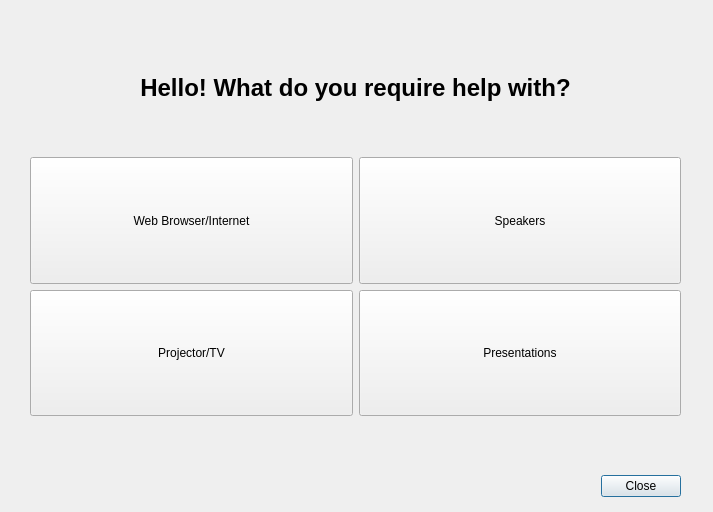
This is ui/problem_dialog.ui in Atrate/qSchoolHelper as Qt 5 draws it before an edit. The edited form follows.
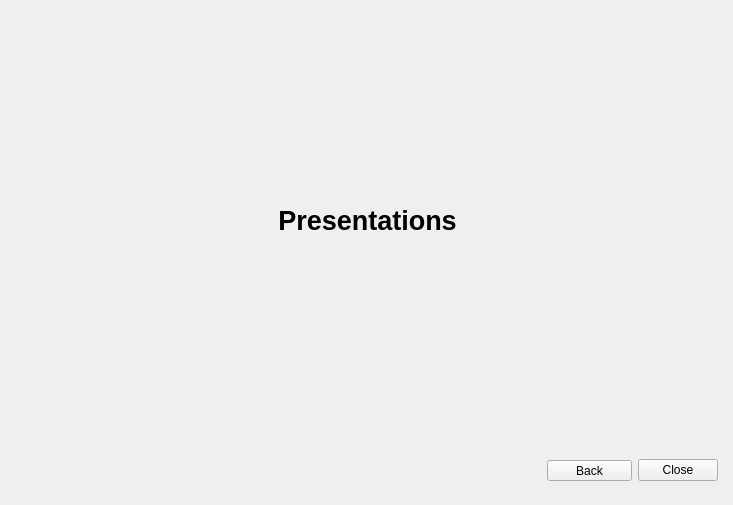
This is the edited form. Icons and pictures are not drawn.

Commit message: Added problem stacked widget UI

```diff
--- a/ui/problem_dialog.ui
+++ b/ui/problem_dialog.ui
@@ -6,8 +6,8 @@
    <rect>
     <x>0</x>
     <y>0</y>
-    <width>713</width>
-    <height>512</height>
+    <width>733</width>
+    <height>505</height>
    </rect>
   </property>
   <property name="windowTitle">
@@ -16,29 +16,38 @@
   <property name="modal">
    <bool>true</bool>
   </property>
-  <widget class="QDialogButtonBox" name="buttonBox">
+  <widget class="QStackedWidget" name="stacked_widget">
    <property name="geometry">
     <rect>
-     <x>590</x>
-     <y>470</y>
-     <width>91</width>
-     <height>32</height>
+     <x>22</x>
+     <y>0</y>
+     <width>691</width>
+     <height>441</height>
     </rect>
    </property>
-   <property name="orientation">
-    <enum>Qt::Horizontal</enum>
+   <property name="minimumSize">
+    <size>
+     <width>0</width>
+     <height>381</height>
+    </size>
    </property>
-   <property name="standardButtons">
-    <set>QDialogButtonBox::Close</set>
+   <property name="maximumSize">
+    <size>
+     <width>16777215</width>
+     <height>16777215</height>
+    </size>
    </property>
-  </widget>
+   <property name="currentIndex">
+    <number>4</number>
+   </property>
+   <widget class="QWidget" name="problem_page">
   <widget class="QWidget" name="gridLayoutWidget">
    <property name="geometry">
     <rect>
-     <x>30</x>
-     <y>25</y>
-     <width>651</width>
-     <height>391</height>
+       <x>0</x>
+       <y>0</y>
+       <width>691</width>
+       <height>441</height>
     </rect>
    </property>
    <layout class="QGridLayout" name="gridLayout">
@@ -75,7 +84,9 @@
       </property>
       <property name="font">
        <font>
+          <weight>50</weight>
         <italic>false</italic>
+          <bold>false</bold>
        </font>
       </property>
       <property name="text">
@@ -116,29 +127,6 @@
       </property>
      </widget>
     </item>
-    <item row="1" column="1">
-     <widget class="QPushButton" name="spekaers_button">
-      <property name="sizePolicy">
-       <sizepolicy hsizetype="Expanding" vsizetype="Expanding">
-        <horstretch>0</horstretch>
-        <verstretch>1</verstretch>
-       </sizepolicy>
-      </property>
-      <property name="text">
-       <string>Speakers</string>
-      </property>
-      <property name="icon">
-       <iconset resource="resources.qrc">
-        <normaloff>:/speaker.png</normaloff>:/speaker.png</iconset>
-      </property>
-      <property name="iconSize">
-       <size>
-        <width>32</width>
-        <height>32</height>
-       </size>
-      </property>
-     </widget>
-    </item>
     <item row="0" column="0" colspan="2">
      <widget class="QLabel" name="label">
       <property name="sizePolicy">
@@ -165,6 +153,173 @@
    </layout>
   </widget>
  </widget>
+   <widget class="QWidget" name="browser_page">
+    <widget class="QWidget" name="gridLayoutWidget_2">
+     <property name="geometry">
+      <rect>
+       <x>0</x>
+       <y>0</y>
+       <width>691</width>
+       <height>441</height>
+      </rect>
+     </property>
+     <layout class="QGridLayout" name="gridLayout_2">
+      <item row="0" column="0">
+       <widget class="QLabel" name="label_2">
+        <property name="font">
+         <font>
+          <pointsize>20</pointsize>
+          <weight>75</weight>
+          <bold>true</bold>
+         </font>
+        </property>
+        <property name="text">
+         <string>Browser</string>
+        </property>
+        <property name="alignment">
+         <set>Qt::AlignCenter</set>
+        </property>
+       </widget>
+      </item>
+     </layout>
+    </widget>
+   </widget>
+   <widget class="QWidget" name="projector_page">
+    <widget class="QWidget" name="gridLayoutWidget_3">
+     <property name="geometry">
+      <rect>
+       <x>0</x>
+       <y>0</y>
+       <width>691</width>
+       <height>441</height>
+      </rect>
+     </property>
+     <layout class="QGridLayout" name="gridLayout_5">
+      <item row="0" column="0">
+       <widget class="QLabel" name="label_4">
+        <property name="font">
+         <font>
+          <pointsize>20</pointsize>
+          <weight>75</weight>
+          <bold>true</bold>
+         </font>
+        </property>
+        <property name="text">
+         <string>Projector/TV</string>
+        </property>
+        <property name="alignment">
+         <set>Qt::AlignCenter</set>
+        </property>
+       </widget>
+      </item>
+     </layout>
+    </widget>
+   </widget>
+   <widget class="QWidget" name="speakers_page">
+    <widget class="QWidget" name="gridLayoutWidget_4">
+     <property name="geometry">
+      <rect>
+       <x>0</x>
+       <y>0</y>
+       <width>691</width>
+       <height>441</height>
+      </rect>
+     </property>
+     <layout class="QGridLayout" name="gridLayout_6">
+      <item row="0" column="0">
+       <widget class="QLabel" name="label_5">
+        <property name="font">
+         <font>
+          <pointsize>20</pointsize>
+          <weight>75</weight>
+          <bold>true</bold>
+         </font>
+        </property>
+        <property name="text">
+         <string>Speakers</string>
+        </property>
+        <property name="alignment">
+         <set>Qt::AlignCenter</set>
+        </property>
+       </widget>
+      </item>
+     </layout>
+    </widget>
+   </widget>
+   <widget class="QWidget" name="presentation_page">
+    <widget class="QWidget" name="gridLayoutWidget_5">
+     <property name="geometry">
+      <rect>
+       <x>0</x>
+       <y>0</y>
+       <width>691</width>
+       <height>441</height>
+      </rect>
+     </property>
+     <layout class="QGridLayout" name="gridLayout_7">
+      <item row="0" column="0">
+       <widget class="QLabel" name="label_7">
+        <property name="font">
+         <font>
+          <pointsize>20</pointsize>
+          <weight>75</weight>
+          <bold>true</bold>
+         </font>
+        </property>
+        <property name="text">
+         <string>Presentations</string>
+        </property>
+        <property name="alignment">
+         <set>Qt::AlignCenter</set>
+        </property>
+       </widget>
+      </item>
+     </layout>
+    </widget>
+   </widget>
+  </widget>
+  <widget class="QWidget" name="horizontalLayoutWidget">
+   <property name="geometry">
+    <rect>
+     <x>547</x>
+     <y>450</y>
+     <width>171</width>
+     <height>41</height>
+    </rect>
+   </property>
+   <layout class="QHBoxLayout" name="horizontalLayout">
+    <item>
+     <widget class="QToolButton" name="back_button">
+      <property name="sizePolicy">
+       <sizepolicy hsizetype="Expanding" vsizetype="Fixed">
+        <horstretch>0</horstretch>
+        <verstretch>0</verstretch>
+       </sizepolicy>
+      </property>
+      <property name="text">
+       <string>Back</string>
+      </property>
+     </widget>
+    </item>
+    <item>
+     <widget class="QDialogButtonBox" name="buttonBox">
+      <property name="sizePolicy">
+       <sizepolicy hsizetype="Fixed" vsizetype="Fixed">
+        <horstretch>0</horstretch>
+        <verstretch>0</verstretch>
+       </sizepolicy>
+      </property>
+      <property name="orientation">
+       <enum>Qt::Horizontal</enum>
+      </property>
+      <property name="standardButtons">
+       <set>QDialogButtonBox::Close</set>
+      </property>
+     </widget>
+    </item>
+   </layout>
+  </widget>
+ </widget>
  <resources>
   <include location="resources.qrc"/>
  </resources>
```
Left out of the diff: 31 changed lines with no effect on the pictures. Lines whose indentation alone changed are shown as unchanged. The commit also changes 2 other files.
